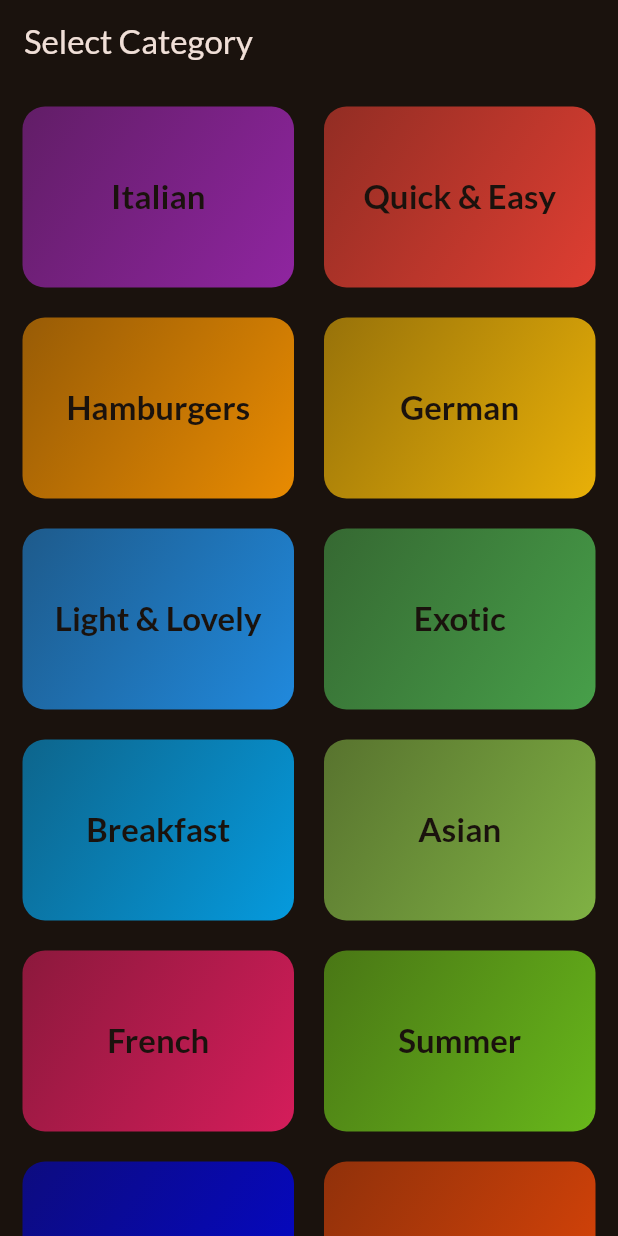
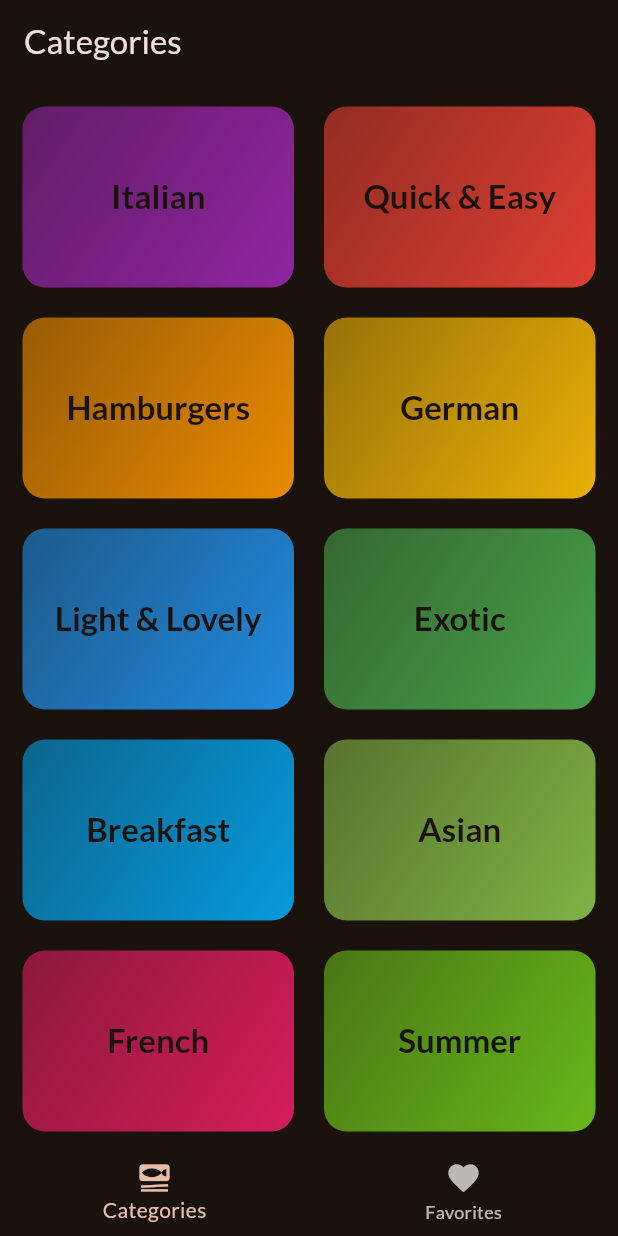
Before and after one commit to ojrandy/food_recipe2, a Flutter app: the screen it shows after launch, on a phone screen of 412 x 824 dp. Run offline on Flutter 3.47's test engine with Material 3 defaults, Android fonts, the phone set to English and light mode, and no system bars; our stand-ins replace google_fonts, transparent_image.

Commit message:
Refactor navigation structure and implement TabsScreen for better user experience

```diff
--- a/lib/main.dart
+++ b/lib/main.dart
@@ -1,11 +1,10 @@
 import 'package:flutter/material.dart';
+import 'package:flutter/services.dart';
+import 'package:food_recipe/screens/tabs.dart';
 
 import 'package:google_fonts/google_fonts.dart';
 
-import 'package:food_recipe/screens/categories.dart';
-
 final theme = ThemeData(
-  useMaterial3: true,
   colorScheme: ColorScheme.fromSeed(
     brightness: Brightness.dark,
     seedColor: const Color.fromARGB(255, 131, 57, 0),
@@ -14,6 +13,8 @@ final theme = ThemeData(
 );
 
 void main() {
+  WidgetsFlutterBinding.ensureInitialized();
+  SystemChrome.setEnabledSystemUIMode(SystemUiMode.immersiveSticky);
   runApp(const App());
 }
 
@@ -26,7 +27,7 @@ class App extends StatelessWidget {
       title: 'Food Recipe',
       debugShowCheckedModeBanner: false,
       theme: theme,
-      home: const CategoriesScreen(),
+      home: const TabsScreen(),
     );
   }
 }
--- a/lib/screens/categories.dart
+++ b/lib/screens/categories.dart
@@ -18,7 +18,7 @@ class CategoriesScreen extends StatelessWidget {
     Navigator.of(context).push(
       MaterialPageRoute(
         builder: (ctx) => MealsScreen(
-          id: category.id,
+
           title: category.title,
           meals: filteredMeals,
         ),
@@ -28,9 +28,7 @@ class CategoriesScreen extends StatelessWidget {
 
   @override
   Widget build(BuildContext context) {
-    return Scaffold(
-      appBar: AppBar(title: const Text('Select Category')),
-      body: GridView(
+    return GridView(
       padding: const EdgeInsets.all(15),
       gridDelegate: const SliverGridDelegateWithFixedCrossAxisCount(
         crossAxisCount: 2,
@@ -47,7 +45,6 @@ class CategoriesScreen extends StatelessWidget {
             },
           ),
       ],
-      ),
     );
   }
 }
--- /dev/null
+++ b/lib/screens/tabs.dart
@@ -0,0 +1,55 @@
+import 'package:flutter/material.dart';
+import 'package:food_recipe/screens/categories.dart';
+import 'package:food_recipe/screens/meals.dart';
+
+class TabsScreen extends StatefulWidget {
+  const TabsScreen({super.key});
+
+  @override
+  State<TabsScreen> createState() => _TabsScreenState();
+}
+
+class _TabsScreenState extends State<TabsScreen> {
+  int _selectedPageIndex = 0;
+  void _selectPage(int index) {
+    setState(() {
+      _selectedPageIndex = index;
+    });
+  }
+
+  @override
+  Widget build(BuildContext context) {
+    // Creating a Widget to know the active Page
+    var activePageTitle = 'Categories';
+    Widget activePage;
+    if (_selectedPageIndex == 0) {
+      activePage = const CategoriesScreen();
+      activePageTitle = 'Categories';
+    } else {
+      activePage = MealsScreen(meals: []);
+      activePageTitle = 'Favorites';
+    }
+
+    return Scaffold(
+      appBar: AppBar(
+        title: Text(activePageTitle)
+
+        ),
+      body: activePage,
+      bottomNavigationBar: BottomNavigationBar(
+        onTap: _selectPage,
+        currentIndex: _selectedPageIndex,
+        items: const [
+          BottomNavigationBarItem(
+            icon: Icon(Icons.set_meal),
+            label: 'Categories',
+          ),
+          BottomNavigationBarItem(
+            icon: Icon(Icons.favorite),
+            label: 'Favorites',
+          ),
+        ],
+      ),
+    );
+  }
+}
```
Also changed, not shown: lib/screens/meals.dart (+10 -9 lines). Lines whose indentation alone changed are shown as unchanged.
